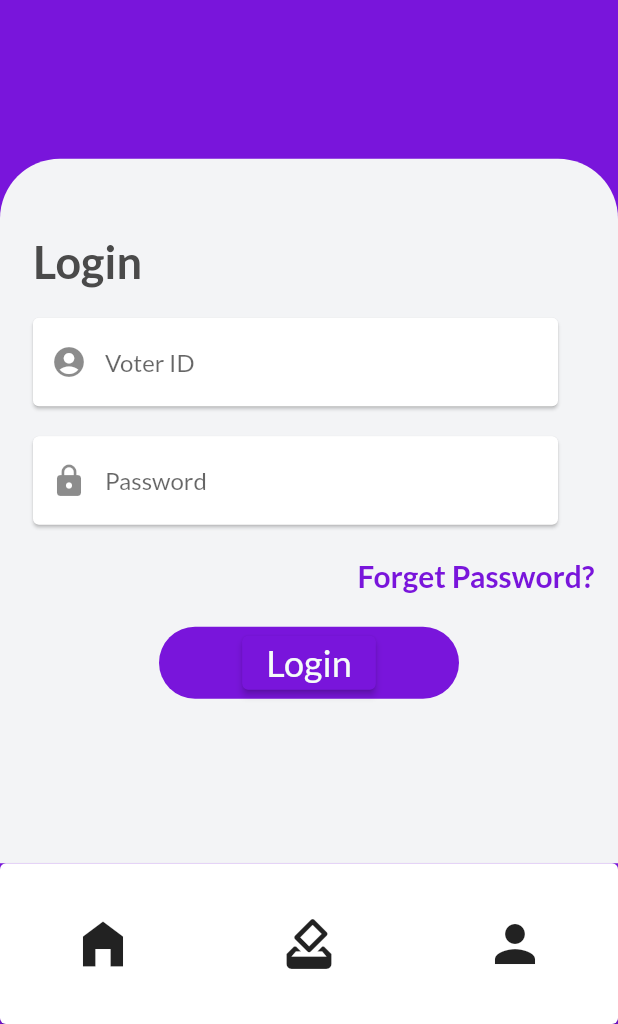
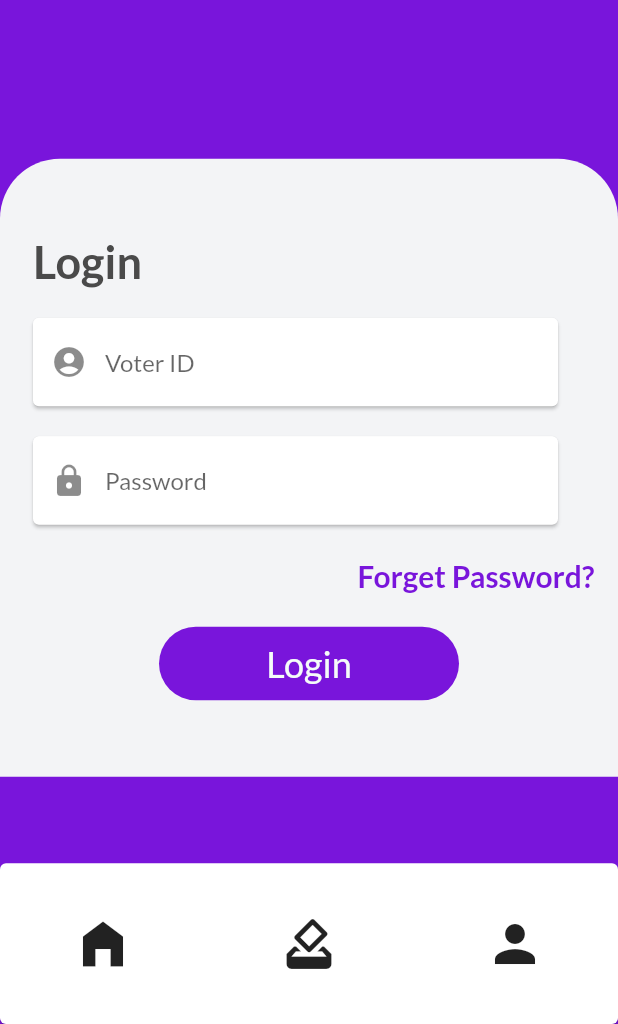
Before and after one commit to SqueezedLemon/Votiface, a Flutter app: the screen it shows after launch, on a phone screen of 412 x 824 dp, the part 212-1236 px from its top. Run offline on Flutter 3.47's test engine with Material 2 defaults, Android fonts, the phone set to English and light mode, and no system bars.

Commit message:
auth overflow fixed

```diff
--- a/lib/screens/auth/components/body.dart
+++ b/lib/screens/auth/components/body.dart
@@ -24,8 +24,10 @@ class Body extends StatelessWidget {
           ),
         ),
         Expanded(
+          child: SingleChildScrollView(
             child: Container(
               width: double.infinity,
+              height: MediaQuery.of(context).size.height * 0.5,
               decoration: const BoxDecoration(
                   color: backColor,
                   borderRadius: BorderRadius.only(
@@ -39,11 +41,12 @@ class Body extends StatelessWidget {
                     height: 40,
                   ),
                   Padding(
-                  padding:
-                      const EdgeInsets.symmetric(vertical: 10, horizontal: 22),
+                    padding: const EdgeInsets.symmetric(
+                        vertical: 10, horizontal: 22),
                     child: Text(
                       'Login',
-                    style: TextStyle(fontSize: 30, fontWeight: FontWeight.bold),
+                      style:
+                          TextStyle(fontSize: 30, fontWeight: FontWeight.bold),
                     ),
                   ),
                   Card(
@@ -109,20 +112,14 @@ class Body extends StatelessWidget {
                   SizedBox(
                     height: 10,
                   ),
-                Align(
-                  alignment: Alignment.center,
+                  Center(
                     child: Container(
+                      padding: EdgeInsets.all(10),
                       width: 200,
                       alignment: Alignment.center,
-                    child: ElevatedButton(
-                      onPressed: () {},
-                      style: ButtonStyle(
-                          backgroundColor:
-                              MaterialStateProperty.all(kPrimaryColor)),
                       child: Text(
                         'Login',
                         style: Theme.of(context).textTheme.headline5,
-                      ),
                       ),
                       decoration: BoxDecoration(
                           borderRadius: BorderRadius.circular(80),
@@ -133,6 +130,7 @@ class Body extends StatelessWidget {
               ),
             ),
           ),
+        ),
       ],
     );
   }
```
Lines whose indentation alone changed are shown as unchanged.
